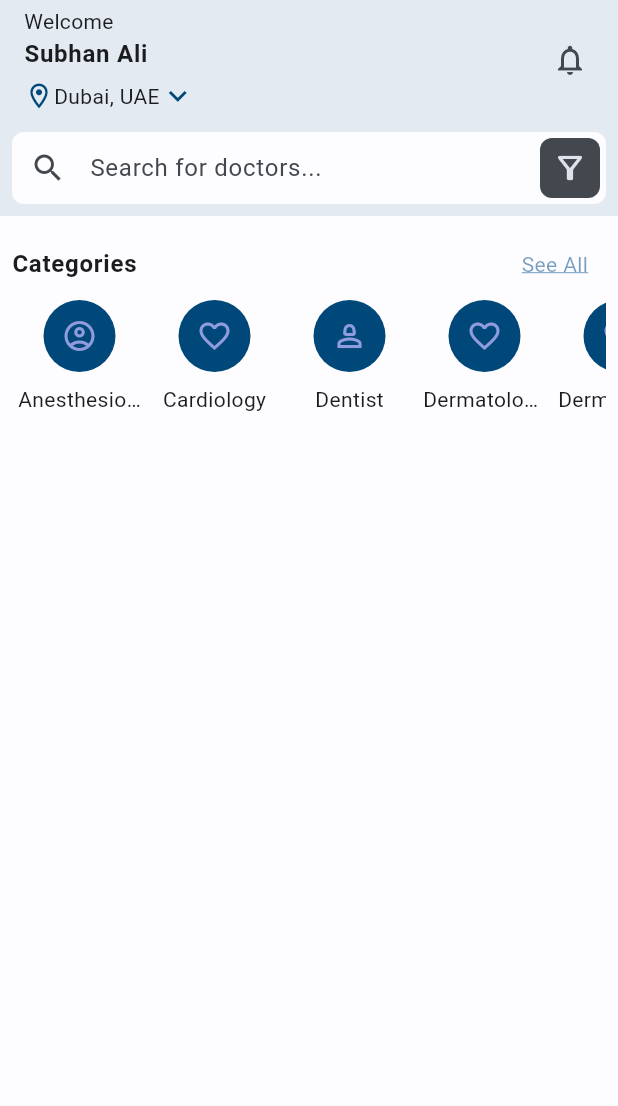
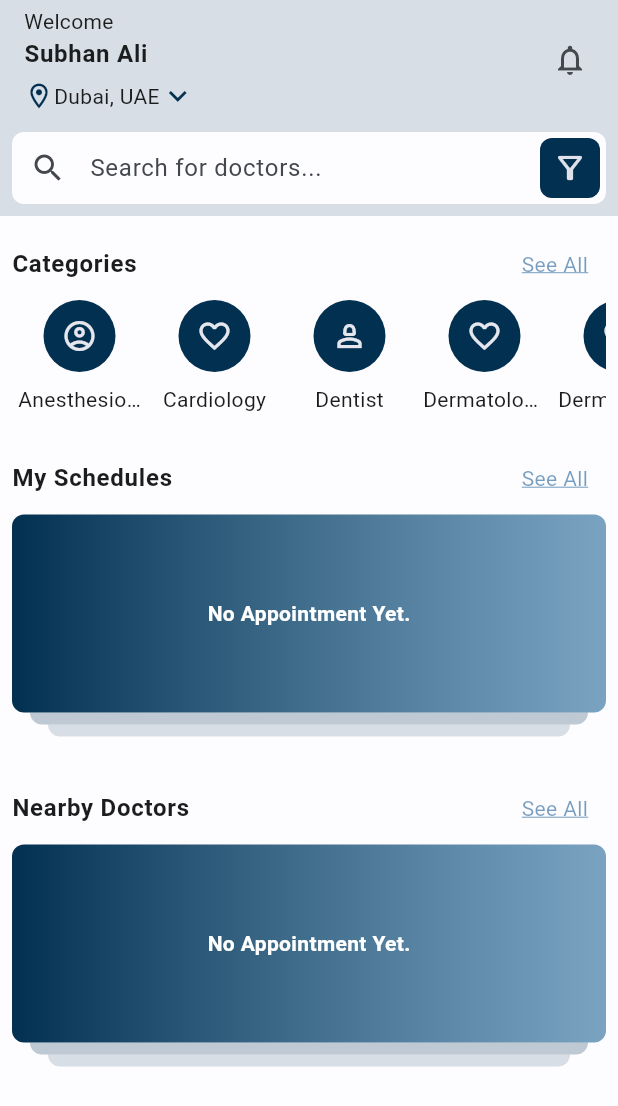
Before and after one commit to SubhanAli94/Health-App, a Flutter app: the screen it shows after launch, on a phone screen of 412 x 824 dp. Shown: the top 1106 px of the screen. Run offline on Flutter 3.47's test engine with Material 3 defaults, Android fonts, the phone set to English and light mode, and no system bars; our stand-ins replace google_fonts; missing offline and left inert: flutter_launcher_icons.

Commit message:
#Ap Theme updated #My Schedules section's static UI is completed.

```diff
--- a/lib/screens/home_screen.dart
+++ b/lib/screens/home_screen.dart
@@ -5,6 +5,8 @@ import 'package:flutter_launcher_icons/xml_templates.dart';
 import 'package:health_app/shared/widgets/avatars/circle_avatar_with_text_label.dart';
 import 'package:health_app/shared/widgets/titles/section_titles.dart';
 import 'package:models/models.dart';
+
+import '../shared/widgets/cards/appointment_preview_card.dart';
 
 class HomeScreen extends StatelessWidget {
   const HomeScreen({super.key});
@@ -27,7 +29,7 @@ class HomeView extends StatelessWidget {
     /// Create the HomeView UI
     return Scaffold(
         appBar: AppBar(
-          backgroundColor: colorTheme.primary.withOpacity(0.1),
+          backgroundColor: colorTheme.primary.withOpacity(0.15),
           toolbarHeight: 80,
           title: Container(
             child: Column(
@@ -84,7 +86,7 @@ class HomeView extends StatelessWidget {
                   prefixIcon: const Icon(Icons.search),
                   suffixIcon: Container(
                     decoration: BoxDecoration(
-                      color: colorTheme.onSurfaceVariant,
+                      color: colorTheme.primary,
                       borderRadius: BorderRadius.circular(8.0),
                     ),
                     padding: const EdgeInsets.all(4),
@@ -103,7 +105,13 @@ class HomeView extends StatelessWidget {
           child: Padding(
             padding: EdgeInsets.all(8.0),
             child: Column(
-              children: [_DoctorCategories()],
+              children: [
+                _DoctorCategories(),
+                const SizedBox(height: 10),
+                _MySchedule(),
+                const SizedBox(height: 24),
+                _NearbyDoctors(),
+              ],
             ),
           ),
         ));
@@ -124,7 +132,7 @@ class _DoctorCategories extends StatelessWidget {
         ),
 
         Container(
-          height: 200,
+          constraints: const BoxConstraints(maxHeight: 85),
           child: ListView.builder(
             scrollDirection: Axis.horizontal,
             itemCount: DoctorCategory.values.length,
@@ -137,7 +145,8 @@ class _DoctorCategories extends StatelessWidget {
                     label: DoctorCategory.values[index].name,
                     onTap: () {}),
               );
-              }),
+            },
+          ),
         )
 
         ///
@@ -146,3 +155,35 @@ class _DoctorCategories extends StatelessWidget {
     );
   }
 }
+
+class _MySchedule extends StatelessWidget {
+  const _MySchedule({super.key});
+
+  @override
+  Widget build(BuildContext context) {
+    return Column(children: [
+      SectionTitles(
+        text: 'My Schedules',
+        action: 'See All',
+        onPressed: () {},
+      ),
+      AppointmentPreviewCard()
+    ]);
+  }
+}
+
+class _NearbyDoctors extends StatelessWidget {
+  const _NearbyDoctors({super.key});
+
+  @override
+  Widget build(BuildContext context) {
+    return Column(children: [
+      SectionTitles(
+        text: 'Nearby Doctors',
+        action: 'See All',
+        onPressed: () {},
+      ),
+      AppointmentPreviewCard()
+    ]);
+  }
+}
--- a/lib/shared/theme/app_theme.dart
+++ b/lib/shared/theme/app_theme.dart
@@ -42,16 +42,18 @@ class AppTheme {
         onError: Color(0xffffffff),
         onInverseSurface: Color(0xfff1f0f4),
         onErrorContainer: Color(0xff410002),
-      onPrimary: Color(0xff909cdf),
+        primary: Color.fromARGB(255, 2, 48, 80),
+        onPrimary: Color.fromARGB(255, 230, 231, 238),
         onPrimaryContainer: Color(0xffffffff),
         onSecondary: Color(0xffffffff),
         onSecondaryContainer: Color(0xff101c2b),
         onSurfaceVariant: Color(0xff43474e),
+        tertiary: Color.fromARGB(255, 89, 141, 178),
+        tertiaryContainer: Color(0xfff2daff),
         onTertiary: Color(0xffffffff),
         onTertiaryContainer: Color(0xff251431),
         outline: Color(0xff73777f),
         outlineVariant: Color(0xffc3c7cf),
-      primary: Color(0xff004879),
         onSurface: Color(0xff1a1c1e),
         primaryContainer: Color(0xff002946),
         scrim: Color(0xff000000),
@@ -61,8 +63,7 @@ class AppTheme {
         surface: Color(0xfffdfcff),
         surfaceTint: Color(0xff0061a4),
         surfaceContainerHighest: Color(0xffdfe2eb),
-      tertiary: Color(0xff6b5778),
-      tertiaryContainer: Color(0xfff2daff));
+      );
 
   static InputDecorationTheme get _inputDecorationTheme => InputDecorationTheme(
         filled: true,
--- /dev/null
+++ b/lib/shared/widgets/cards/appointment_preview_card.dart
@@ -0,0 +1,60 @@
+import 'package:flutter/material.dart';
+import 'package:flutter/widgets.dart';
+
+class AppointmentPreviewCard extends StatelessWidget {
+  const AppointmentPreviewCard({super.key});
+
+  @override
+  Widget build(BuildContext context) {
+    final colorTheme = Theme.of(context).colorScheme;
+    return Column(
+      children: [
+        Container(
+          padding: const EdgeInsets.all(16.0),
+          decoration: BoxDecoration(
+            borderRadius: const BorderRadius.all(
+              Radius.circular(8),
+            ),
+            gradient: LinearGradient(colors: [
+              colorTheme.primary,
+              colorTheme.tertiary.withOpacity(0.8)
+            ]),
+          ),
+          child: const Column(
+            children: [
+              SizedBox(
+                height: 100,
+                child: Center(
+                    child: Text(
+                  'No Appointment Yet.',
+                  style: TextStyle(
+                      color: Colors.white, fontWeight: FontWeight.bold),
+                )),
+              ),
+            ],
+          ),
+        ),
+        Container(
+          height: 8,
+          margin: const EdgeInsets.symmetric(horizontal: 12.0),
+          decoration: BoxDecoration(
+            borderRadius: const BorderRadius.vertical(
+              bottom: Radius.circular(8),
+            ),
+            color: colorTheme.primary.withOpacity(0.25),
+          ),
+        ),
+        Container(
+          height: 8,
+          margin: const EdgeInsets.symmetric(horizontal: 24.0),
+          decoration: BoxDecoration(
+            borderRadius: const BorderRadius.vertical(
+              bottom: Radius.circular(8),
+            ),
+            color: colorTheme.primary.withOpacity(0.15),
+          ),
+        )
+      ],
+    );
+  }
+}
```
Lines whose indentation alone changed are shown as unchanged.
